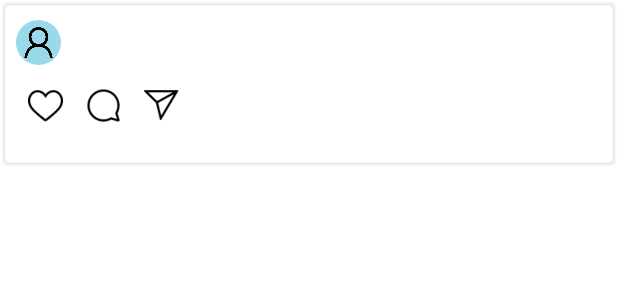
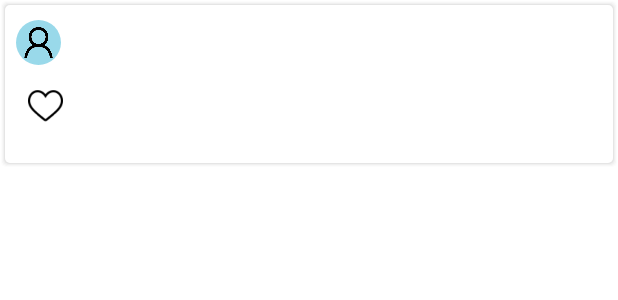
Before and after one commit to ptky18it4/Blog, an Android app: the layout adapter_post_layout.xml on its own in the app's theme, with its tools: preview values and no code run, on a phone screen of 412 x 824 dp. Shown: the top 300 px of the screen. Run offline under Robolectric (Android 15) with nearby library versions, the phone set to English and light mode, and no system bars.

```diff
--- a/app/src/main/java/com/academy/blog/adapter/CommentAdapter.kt
+++ b/app/src/main/java/com/academy/blog/adapter/CommentAdapter.kt
@@ -48,7 +48,7 @@ class CommentAdapter(val activity: Context, val commentList: ArrayList<ReadComme
         val spannableString = SpannableString(textComment)
         val boldSpan = StyleSpan(Typeface.BOLD)
         if (textComment != null) {
-             spannableString.setSpan(boldSpan, 0, uname!!.length, Spannable.SPAN_INCLUSIVE_EXCLUSIVE)
+             spannableString.setSpan(boldSpan, 0, uname!!.length, Spannable.SPAN_EXCLUSIVE_EXCLUSIVE)
         }
         holder.comment.text = spannableString
 
--- a/app/src/main/res/layout/adapter_post_layout.xml
+++ b/app/src/main/res/layout/adapter_post_layout.xml
@@ -77,23 +77,12 @@
               android:layout_marginStart="15dp"
               android:src="@drawable/ic_heart" />
 
-          <ImageView
-              android:id="@+id/reply"
-              android:layout_width="@dimen/footer_menu_size"
-              android:layout_height="@dimen/footer_menu_size"
-              android:layout_centerVertical="true"
-              android:layout_marginStart="15dp"
-              android:layout_toEndOf="@+id/heart"
-              android:src="@drawable/ic_reply" />
-
-          <ImageView
-              android:id="@+id/send"
-              android:layout_width="@dimen/footer_menu_size"
-              android:layout_height="@dimen/footer_menu_size"
-              android:layout_centerVertical="true"
-              android:layout_marginStart="15dp"
-              android:layout_toEndOf="@+id/reply"
-              android:src="@drawable/ic_send" />
+          <TextView
+              android:layout_width="wrap_content"
+              android:layout_height="wrap_content"
+              android:id="@+id/likes_txt"
+              android:textSize="15sp"
+              android:layout_marginLeft="5dp"/>
 
       </LinearLayout>
 
```
